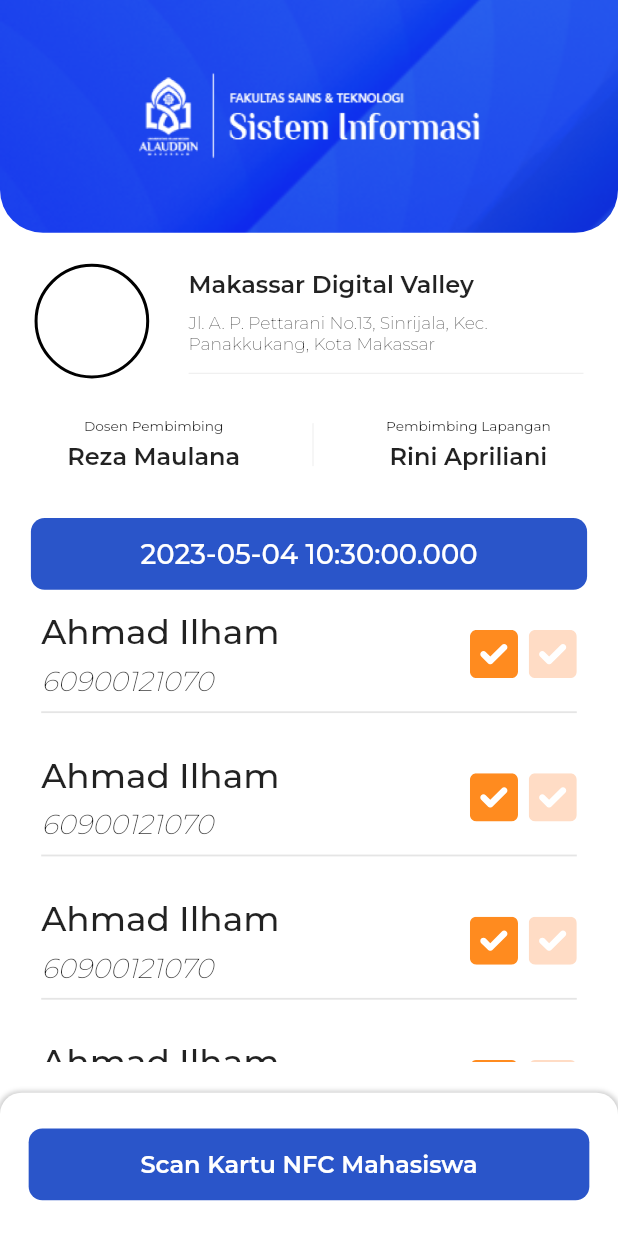
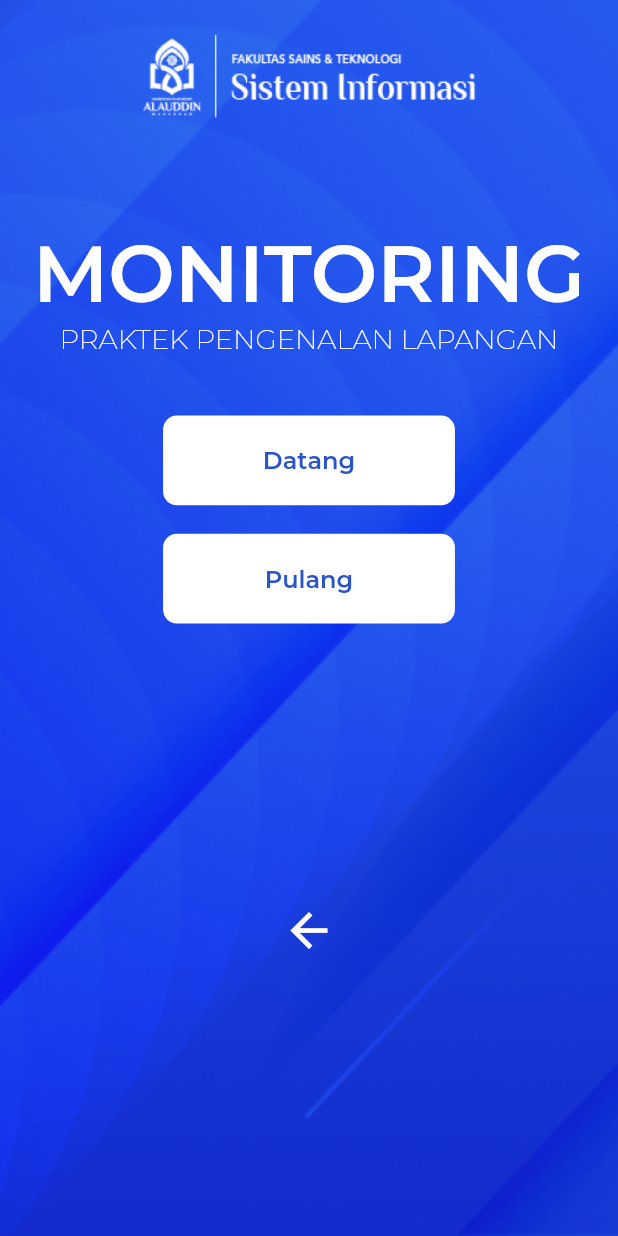
Before and after one commit to IJ4L/SiMonitoring-Flutter, a Flutter app: the Homepembimbing screen opened by its route, after a tap on "Scan Kartu NFC Mahasiswa", on a phone screen of 412 x 824 dp. Run offline on Flutter 3.47's test engine with Material 2 defaults, Android fonts, the phone set to English and light mode, and no system bars; our stand-ins replace bloc, camera, equatable, flutter_bloc, flutter_screenutil, flutter_svg; project files that could hold a hidden picture were left out.

Commit message:
ui update

```diff
--- a/lib/main.dart
+++ b/lib/main.dart
@@ -6,6 +6,7 @@ import 'package:simor/ui/pages/login_page.dart';
 import 'package:simor/ui/pages/mahasiswa_pages/home_mahasiswa.dart';
 import 'package:simor/ui/pages/mahasiswa_pages/kegiatan_page.dart';
 import 'package:simor/ui/pages/mahasiswa_pages/take_picture_page.dart';
+import 'package:simor/ui/pages/pembimbing_pages/choice_scan.dart';
 import 'package:simor/ui/pages/pembimbing_pages/home_pembimbing.dart';
 import 'package:simor/ui/pages/scan_card_page.dart';
 import 'package:simor/ui/pages/splash_screen.dart';
@@ -41,6 +42,7 @@ class MyApp extends StatelessWidget {
             '/take-picture': (context) => const CameraPage(),
             '/kegiatan-mahasiswa': (context) => const Kegiatanmahasiswa(),
             '/home-pembimbing': (context) => const Homepembimbing(),
+            '/choice-scan': (context) => const ChoiceScan(),
           },
         ),
       ),
--- /dev/null
+++ b/lib/ui/pages/pembimbing_pages/choice_scan.dart
@@ -0,0 +1,107 @@
+import 'package:flutter/material.dart';
+import 'package:flutter_screenutil/flutter_screenutil.dart';
+import 'package:simor/shared/themes.dart';
+
+class ChoiceScan extends StatelessWidget {
+  const ChoiceScan({super.key});
+
+  @override
+  Widget build(BuildContext context) {
+    return Scaffold(
+      body: Stack(
+        children: [
+          Image.asset(
+            "assets/images/backgorund.png",
+            height: MediaQuery.of(context).size.height,
+            width: MediaQuery.of(context).size.width,
+            fit: BoxFit.fill,
+          ),
+          SafeArea(
+            child: Center(
+              child: Padding(
+                padding: EdgeInsets.symmetric(horizontal: 16.w),
+                child: Column(
+                  children: [
+                    SizedBox(height: 16.h),
+                    Image.asset(
+                      "assets/images/logo.png",
+                      height: 54.h,
+                      width: 197.w,
+                      fit: BoxFit.fill,
+                    ),
+                    SizedBox(height: 56.h),
+                    Text(
+                      'MONITORING',
+                      style: TextStyle(
+                        color: Colors.white,
+                        fontWeight: FontWeight.w600,
+                        fontSize: 46.sp,
+                      ),
+                      textScaleFactor: 1,
+                    ),
+                    Text(
+                      'PRAKTEK PENGENALAN LAPANGAN',
+                      style: whiteTextStyle.copyWith(
+                        fontSize: 16.sp,
+                        fontWeight: light,
+                      ),
+                      textScaleFactor: 1,
+                    ),
+                    SizedBox(height: 34.h),
+                    Container(
+                      height: 50.h,
+                      width: 170.w,
+                      decoration: BoxDecoration(
+                        color: kWhiteColor,
+                        borderRadius: BorderRadius.circular(8.r),
+                      ),
+                      child: Center(
+                        child: Text(
+                          'Datang',
+                          style: blueTextStyle.copyWith(
+                            fontSize: 14.sp,
+                            fontWeight: semiBold,
+                          ),
+                          textScaleFactor: 1,
+                        ),
+                      ),
+                    ),
+                    SizedBox(height: 16.h),
+                    Container(
+                      height: 50.h,
+                      width: 170.w,
+                      decoration: BoxDecoration(
+                        color: kWhiteColor,
+                        borderRadius: BorderRadius.circular(8.r),
+                      ),
+                      child: Center(
+                        child: Text(
+                          'Pulang',
+                          style: blueTextStyle.copyWith(
+                            fontSize: 14.sp,
+                            fontWeight: semiBold,
+                          ),
+                          textScaleFactor: 1,
+                        ),
+                      ),
+                    ),
+                    const Spacer(),
+                    GestureDetector(
+                      onTap: () => Navigator.pop(context),
+                      child: Icon(
+                        Icons.arrow_back_outlined,
+                        color: kWhiteColor,
+                        size: 32.r,
+                      ),
+                    ),
+                    const Spacer(),
+                  ],
+                ),
+              ),
+            ),
+          ),
+        ],
+      ),
+    );
+  }
+}
--- a/lib/ui/pages/pembimbing_pages/home_pembimbing.dart
+++ b/lib/ui/pages/pembimbing_pages/home_pembimbing.dart
@@ -94,23 +94,9 @@ class Homepembimbing extends StatelessWidget {
             Row(
               mainAxisAlignment: MainAxisAlignment.spaceAround,
               children: [
-                Column(
-                  children: [
-                    Text(
-                      'Dosen Pembimbing',
-                      style: TextStyle(fontSize: 8.sp),
-                      textScaleFactor: 1.0,
-                    ),
-                    SizedBox(height: 4.h),
-                    Text(
-                      'Reza Maulana',
-                      style: TextStyle(
-                        fontSize: 14.sp,
-                        fontWeight: FontWeight.w600,
-                      ),
-                      textScaleFactor: 1.0,
-                    ),
-                  ],
+                const MajorMaker(
+                  title: 'Dosen Pembimbing',
+                  value: 'Reza Maulana',
                 ),
                 Container(
                   height: 24.h,
@@ -119,23 +105,9 @@ class Homepembimbing extends StatelessWidget {
                     color: kBlackColor.withOpacity(0.1),
                   ),
                 ),
-                Column(
-                  children: [
-                    Text(
-                      'Pembimbing Lapangan',
-                      style: TextStyle(fontSize: 8.sp),
-                      textScaleFactor: 1.0,
-                    ),
-                    SizedBox(height: 4.h),
-                    Text(
-                      'Rini Apriliani',
-                      style: TextStyle(
-                        fontSize: 14.sp,
-                        fontWeight: FontWeight.w600,
-                      ),
-                      textScaleFactor: 1.0,
-                    ),
-                  ],
+                const MajorMaker(
+                  title: 'Pembimbing Lapanagan',
+                  value: 'Rini Apriliani',
                 ),
               ],
             ),
@@ -161,7 +133,51 @@ class Homepembimbing extends StatelessWidget {
             Expanded(
               child: ListView.separated(
                 padding: EdgeInsets.zero,
-                itemBuilder: (context, index) => Container(
+                itemBuilder: (context, index) => const CardMahasiswa(),
+                separatorBuilder: (_, index) => const SizedBox(height: 0),
+                itemCount: 6,
+              ),
+            ),
+          ],
+        ),
+      ),
+      bottomNavigationBar: Container(
+        width: 320.w,
+        height: 80.h,
+        decoration: BoxDecoration(
+          color: Colors.white,
+          boxShadow: [
+            BoxShadow(
+              color: Colors.grey.withOpacity(0.5),
+              blurRadius: 2,
+              blurStyle: BlurStyle.normal,
+              spreadRadius: 1,
+            ),
+          ],
+          borderRadius: BorderRadius.vertical(top: Radius.circular(12.h)),
+        ),
+        child: Center(
+          child: Padding(
+            padding: EdgeInsets.symmetric(horizontal: 16.h),
+            child: Costumebutton(
+              title: 'Scan Kartu NFC Mahasiswa',
+              ontap: () => Navigator.pushNamed(context, '/choice-scan'),
+            ),
+          ),
+        ),
+      ),
+    );
+  }
+}
+
+class CardMahasiswa extends StatelessWidget {
+  const CardMahasiswa({
+    super.key,
+  });
+
+  @override
+  Widget build(BuildContext context) {
+    return Container(
       height: 80.h,
       padding: EdgeInsets.symmetric(
         vertical: 12.h,
@@ -221,39 +237,40 @@ class Homepembimbing extends StatelessWidget {
           )
         ],
       ),
-                ),
-                separatorBuilder: (_, index) => const SizedBox(height: 0),
-                itemCount: 6,
-              ),
-            ),
-          ],
-        ),
-      ),
-      bottomNavigationBar: Container(
-        width: 320.w,
-        height: 80.h,
-        decoration: BoxDecoration(
-          color: Colors.white,
-          boxShadow: [
-            BoxShadow(
-              color: Colors.grey.withOpacity(0.5),
-              blurRadius: 2,
-              blurStyle: BlurStyle.normal,
-              spreadRadius: 1,
-            ),
-          ],
-          borderRadius: BorderRadius.vertical(top: Radius.circular(12.h)),
-        ),
-        child: Center(
-          child: Padding(
-            padding: EdgeInsets.symmetric(horizontal: 16.h),
-            child: Costumebutton(
-              title: 'Scan Kartu NFC Mahasiswa',
-              ontap: () {},
-            ),
-          ),
-        ),
-      ),
     );
   }
 }
+
+class MajorMaker extends StatelessWidget {
+  const MajorMaker({
+    super.key,
+    required this.title,
+    required this.value,
+  });
+
+  final String title, value;
+
+  @override
+  Widget build(BuildContext context) {
+    return Column(
+      children: [
+        Text(
+          title,
+          style: TextStyle(fontSize: 8.sp),
+          overflow: TextOverflow.ellipsis,
+          textScaleFactor: 1.0,
+        ),
+        SizedBox(height: 4.h),
+        Text(
+          value,
+          style: TextStyle(
+            fontSize: 14.sp,
+            fontWeight: FontWeight.w600,
+          ),
+          overflow: TextOverflow.ellipsis,
+          textScaleFactor: 1.0,
+        ),
+      ],
+    );
+  }
+}
```
Lines whose indentation alone changed are shown as unchanged.
